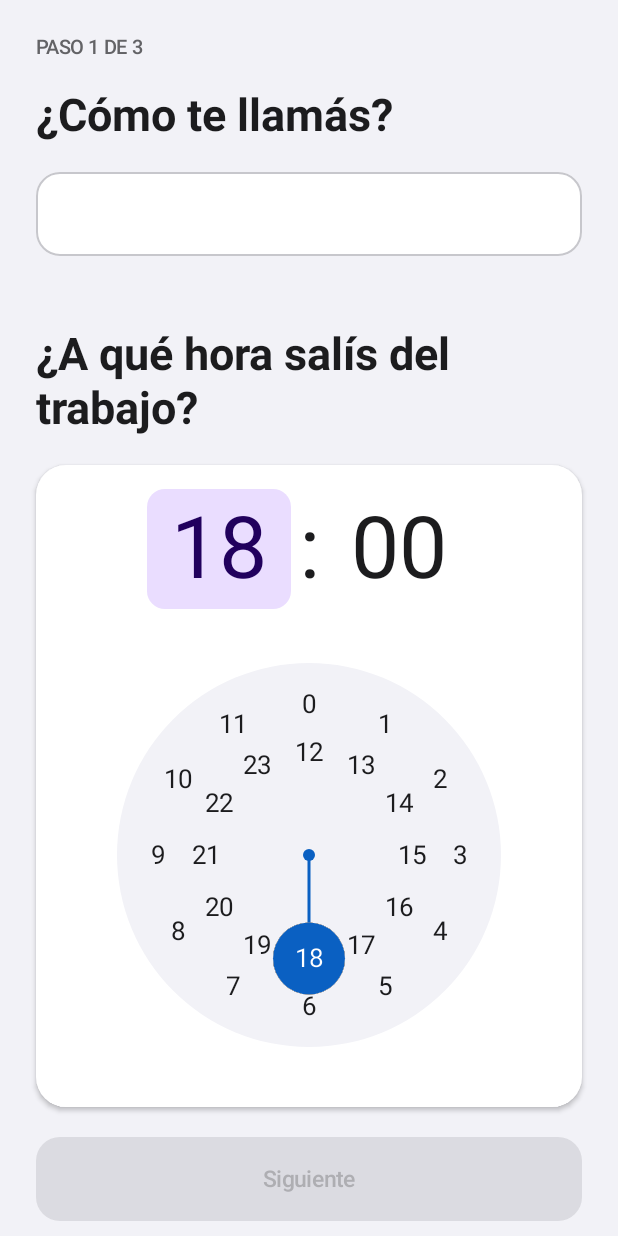
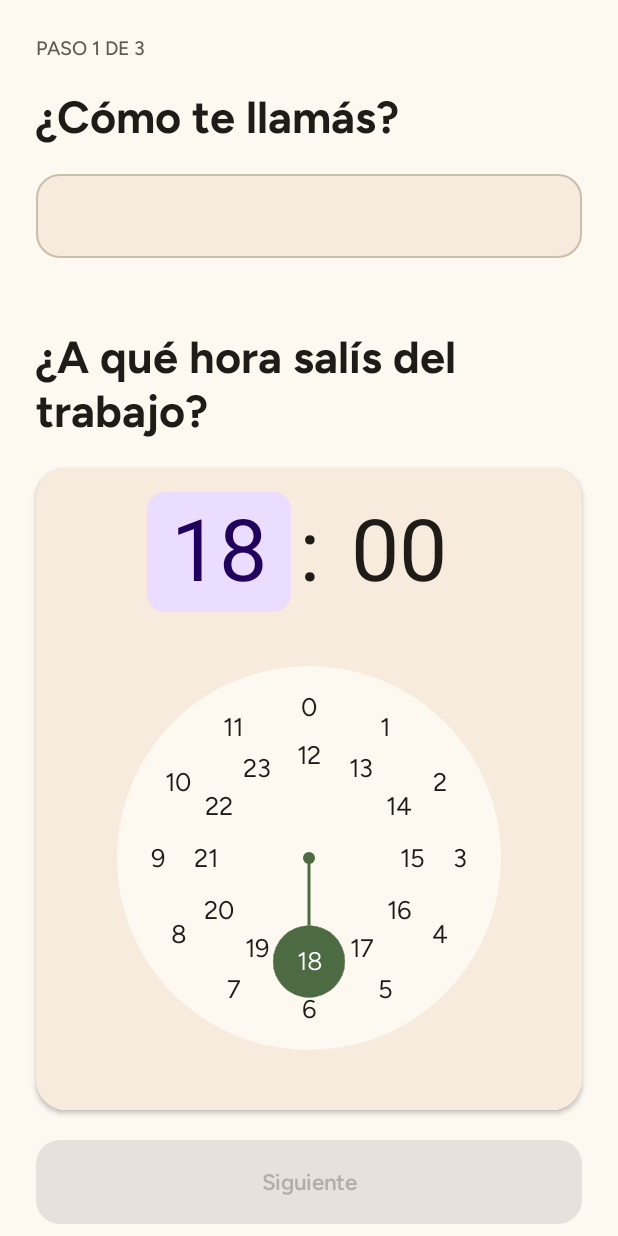
Before and after one commit to roma8493/Roma-1er-Repository, an Android app built with Jetpack Compose: the screen it shows after launch (MainActivity), on a phone screen of 412 x 824 dp. Run offline under Robolectric (Android 15) with nearby library versions, the phone set to English and light mode, and no system bars; our stand-ins replace Room's generated code.

Commit message:
Apply cream/beige/olive theme and Figtree font (v0.5.3)
Co-Authored-By: Claude Sonnet 5.5 <noreply@anthropic.com>

```diff
--- a/app/build.gradle.kts
+++ b/app/build.gradle.kts
@@ -13,8 +13,8 @@ android {
         applicationId = "com.romtracker.app"
         minSdk = 26
         targetSdk = 35
-        versionCode = 17
-        versionName = "0.5.2"
+        versionCode = 18
+        versionName = "0.5.3"
     }
 
     signingConfigs {
--- a/app/src/main/java/com/romtracker/app/ui/Hoy.kt
+++ b/app/src/main/java/com/romtracker/app/ui/Hoy.kt
@@ -286,7 +286,7 @@ private fun TarjetaHabito(
         Column(Modifier.padding(20.dp), verticalArrangement = Arrangement.spacedBy(12.dp)) {
             if (estado == null) {
                 // Solo la comida puede no existir todavía: empieza con el primer registro.
-                Text(titulo, style = MaterialTheme.typography.titleMedium)
+                Text(titulo, style = MaterialTheme.typography.titleMedium, color = Paleta.Titulo)
             } else {
                 val e = estadoDeFase(estado.dia)
                 val nombreFase = when (e.fase) {
@@ -294,7 +294,7 @@ private fun TarjetaHabito(
                     Fase.CONSOLIDACION -> "Consolidación"
                     Fase.AUTOMATICO -> "Automático"
                 }
-                Text(titulo, style = MaterialTheme.typography.titleMedium)
+                Text(titulo, style = MaterialTheme.typography.titleMedium, color = Paleta.Titulo)
                 Text("$nombreFase · día ${estado.dia}", style = MaterialTheme.typography.bodySmall, color = Paleta.TextoSecundario)
                 if (e.metaSiguiente != null) {
                     val avance = estado.dia.toFloat() / e.metaSiguiente
@@ -335,7 +335,7 @@ private fun TarjetaAgua(estado: AguaEstado?, alAbrir: () -> Unit, alCambiar: (In
         Column(Modifier.padding(20.dp), verticalArrangement = Arrangement.spacedBy(12.dp)) {
             val dia = estado?.dia
             if (dia == null) {
-                Text("AGUA", style = MaterialTheme.typography.titleMedium)
+                Text("AGUA", style = MaterialTheme.typography.titleMedium, color = Paleta.Titulo)
             } else {
                 val e = estadoDeFase(dia)
                 val nombreFase = when (e.fase) {
@@ -343,7 +343,7 @@ private fun TarjetaAgua(estado: AguaEstado?, alAbrir: () -> Unit, alCambiar: (In
                     Fase.CONSOLIDACION -> "Consolidación"
                     Fase.AUTOMATICO -> "Automático"
                 }
-                Text("AGUA", style = MaterialTheme.typography.titleMedium)
+                Text("AGUA", style = MaterialTheme.typography.titleMedium, color = Paleta.Titulo)
                 Text("$nombreFase · día $dia", style = MaterialTheme.typography.bodySmall, color = Paleta.TextoSecundario)
                 if (e.metaSiguiente != null) {
                     BarraRom(dia.toFloat() / e.metaSiguiente)
@@ -404,7 +404,7 @@ private fun TarjetaAgua(estado: AguaEstado?, alAbrir: () -> Unit, alCambiar: (In
 private fun TarjetaAnimo(valor: Int?, alAbrir: () -> Unit, alElegir: (Int) -> Unit) {
     TarjetaRom(alTocar = alAbrir, modifier = Modifier.fillMaxWidth()) {
         Column(Modifier.padding(20.dp), verticalArrangement = Arrangement.spacedBy(12.dp)) {
-            Text("ÁNIMO", style = MaterialTheme.typography.titleMedium)
+            Text("ÁNIMO", style = MaterialTheme.typography.titleMedium, color = Paleta.Titulo)
             Text("¿Cómo te sentís hoy?", style = MaterialTheme.typography.bodyLarge)
             Row(Modifier.fillMaxWidth(), horizontalArrangement = Arrangement.spacedBy(6.dp)) {
                 CARITAS.forEachIndexed { i, carita ->
--- a/app/src/main/java/com/romtracker/app/ui/Tema.kt
+++ b/app/src/main/java/com/romtracker/app/ui/Tema.kt
@@ -18,7 +18,11 @@ import androidx.compose.foundation.layout.padding
 import androidx.compose.ui.draw.clip
 import androidx.compose.ui.graphics.Color
 import androidx.compose.ui.text.TextStyle
+import androidx.compose.ui.text.font.Font
+import androidx.compose.ui.text.font.FontFamily
+import androidx.compose.ui.text.font.FontVariation
 import androidx.compose.ui.text.font.FontWeight
+import com.romtracker.app.R
 import androidx.compose.ui.unit.dp
 import androidx.compose.ui.unit.sp
 import androidx.compose.foundation.BorderStroke
@@ -43,14 +47,15 @@ import androidx.compose.ui.graphics.Shape
  * Única fuente de colores, formas y tipografía; las pantallas no definen los suyos.
  */
 object Paleta {
-    val Fondo = Color(0xFFF2F2F7)        // gris muy claro
-    val Tarjeta = Color(0xFFFFFFFF)
-    val Texto = Color(0xFF1C1C1E)        // contraste alto
-    val TextoSecundario = Color(0xFF636366)
-    val Acento = Color(0xFF0A60C2)       // único azul sobrio
+    val Fondo = Color(0xFFFDF8F0)        // crema cálido
+    val Tarjeta = Color(0xFFF6EBDD)      // beige
+    val Texto = Color(0xFF1F1B16)        // contraste alto
+    val TextoSecundario = Color(0xFF5F5A52)
+    val Titulo = Color(0xFF7A5A12)       // dorado oliva de los títulos de tarjeta
+    val Acento = Color(0xFF4C6B43)       // verde oliva (botones, barras)
     val SobreAcento = Color(0xFFFFFFFF)
-    val Pista = Color(0xFFE5E5EA)        // fondo de barras y bordes suaves
-    val Borde = Color(0xFFC7C7CC)
+    val Pista = Color(0xFFD9D5CC)        // fondo de barras y bordes suaves
+    val Borde = Color(0xFFC9BFAE)
     val Verde = Color(0xFF1E8A3C)        // ✓
     val Ambar = Color(0xFFB26A00)        // atención
     val Rojo = Color(0xFFC03A2B)         // ✗ suave
@@ -83,17 +88,26 @@ private val Formas = Shapes(
     extraLarge = RoundedCornerShape(28.dp),
 )
 
+/** Figtree (variable) incluida en el APK: funciona sin Internet. */
+private val Figtree = FontFamily(
+    listOf(
+        FontWeight.Normal, FontWeight.Medium, FontWeight.SemiBold, FontWeight.Bold,
+    ).map { peso ->
+        Font(R.font.figtree, weight = peso, variationSettings = FontVariation.Settings(FontVariation.weight(peso.weight)))
+    }
+)
+
 private val Tipografia = Typography(
-    headlineMedium = TextStyle(fontSize = 30.sp, lineHeight = 36.sp, fontWeight = FontWeight.Bold),
-    titleLarge = TextStyle(fontSize = 26.sp, lineHeight = 32.sp, fontWeight = FontWeight.Bold),
-    titleMedium = TextStyle(fontSize = 18.sp, lineHeight = 24.sp, fontWeight = FontWeight.SemiBold),
-    titleSmall = TextStyle(fontSize = 15.sp, lineHeight = 20.sp, fontWeight = FontWeight.SemiBold),
-    bodyLarge = TextStyle(fontSize = 17.sp, lineHeight = 24.sp),
-    bodyMedium = TextStyle(fontSize = 15.sp, lineHeight = 21.sp),
-    bodySmall = TextStyle(fontSize = 13.sp, lineHeight = 18.sp),
-    labelLarge = TextStyle(fontSize = 15.sp, lineHeight = 20.sp, fontWeight = FontWeight.Medium),
-    labelMedium = TextStyle(fontSize = 13.sp, lineHeight = 16.sp, fontWeight = FontWeight.Medium),
-    labelSmall = TextStyle(fontSize = 12.sp, lineHeight = 16.sp, fontWeight = FontWeight.Medium),
+    headlineMedium = TextStyle(fontFamily = Figtree, fontSize = 30.sp, lineHeight = 36.sp, fontWeight = FontWeight.Bold),
+    titleLarge = TextStyle(fontFamily = Figtree, fontSize = 26.sp, lineHeight = 32.sp, fontWeight = FontWeight.Bold),
+    titleMedium = TextStyle(fontFamily = Figtree, fontSize = 18.sp, lineHeight = 24.sp, fontWeight = FontWeight.SemiBold),
+    titleSmall = TextStyle(fontFamily = Figtree, fontSize = 15.sp, lineHeight = 20.sp, fontWeight = FontWeight.SemiBold),
+    bodyLarge = TextStyle(fontFamily = Figtree, fontSize = 17.sp, lineHeight = 24.sp),
+    bodyMedium = TextStyle(fontFamily = Figtree, fontSize = 15.sp, lineHeight = 21.sp),
+    bodySmall = TextStyle(fontFamily = Figtree, fontSize = 13.sp, lineHeight = 18.sp),
+    labelLarge = TextStyle(fontFamily = Figtree, fontSize = 15.sp, lineHeight = 20.sp, fontWeight = FontWeight.Medium),
+    labelMedium = TextStyle(fontFamily = Figtree, fontSize = 13.sp, lineHeight = 16.sp, fontWeight = FontWeight.Medium),
+    labelSmall = TextStyle(fontFamily = Figtree, fontSize = 12.sp, lineHeight = 16.sp, fontWeight = FontWeight.Medium),
 )
 
 @Composable
@@ -101,7 +115,7 @@ fun TemaRomTracker(contenido: @Composable () -> Unit) {
     MaterialTheme(colorScheme = Esquema, shapes = Formas, typography = Tipografia, content = contenido)
 }
 
-/** Tarjeta blanca de esquinas ~20 dp con sombra suave. [alTocar] null = no clicable. */
+/** Tarjeta beige de esquinas ~20 dp con sombra suave. [alTocar] null = no clicable. */
 @Composable
 fun TarjetaRom(
     modifier: Modifier = Modifier,
@@ -144,7 +158,7 @@ fun BarraRom(avance: Float, modifier: Modifier = Modifier) {
     }
 }
 
-/** Campo de texto del tema: fondo blanco, esquinas redondeadas, borde gris que pasa a azul al enfocar. */
+/** Campo de texto del tema: fondo beige, esquinas redondeadas, borde que pasa a verde al enfocar. */
 @Composable
 fun CampoRom(
     value: String,
@@ -182,7 +196,7 @@ fun CampoRom(
     )
 }
 
-/** Botón grande y redondeado (alto ≥ 56 dp). [destacado] = relleno azul; si no, contorno suave. */
+/** Botón grande y redondeado (alto ≥ 56 dp). [destacado] = relleno verde; si no, contorno suave. */
 @Composable
 fun BotonRom(
     texto: String,
```
Also changed, not shown: app/src/main/res/font/figtree.ttf (added), 1 other file.
